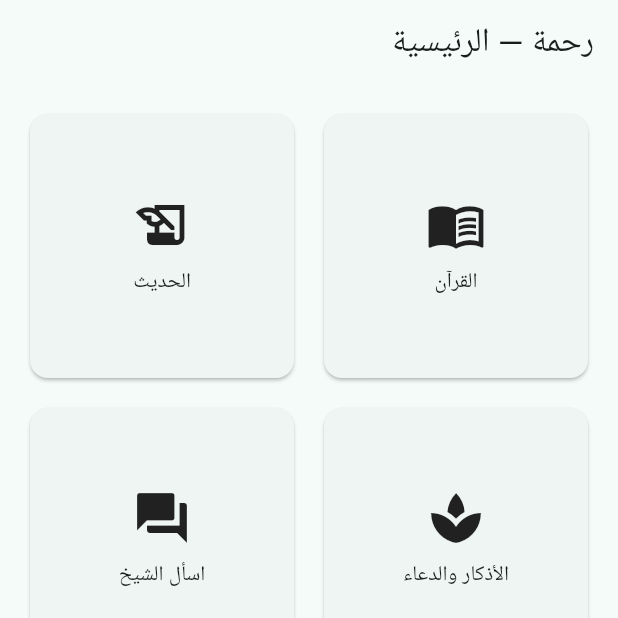
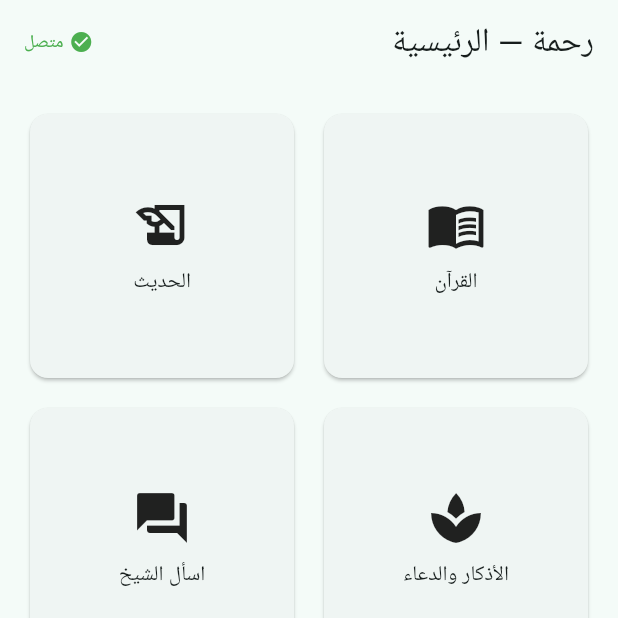
Before and after one commit to serverax/rahmah, a Flutter app: the screen it shows after launch, on a phone screen of 412 x 824 dp, the top half of it. Run offline on Flutter 3.47's test engine with Material 3 defaults, Android fonts, the phone set to English and light mode, and no system bars; our stand-ins replace sqflite; accounts and stored records are empty.

Commit message:
feat(sprint-89): implement mobile offline UI indicators

```diff
--- /dev/null
+++ b/apps/mobile/lib/nav/sync_status_indicator.dart
@@ -0,0 +1,65 @@
+import 'package:flutter/material.dart';
+
+/// Reusable indicator for data synchronization and offline state.
+///
+/// Arabic labels:
+///   - متصل (Online)
+///   - غير متصل - بيانات مخزنة (Offline - Cached Data)
+///   - جاري المزامنة... (Syncing...)
+class SyncStatusIndicator extends StatelessWidget {
+  const SyncStatusIndicator({
+    super.key,
+    required this.isOnline,
+    required this.isSyncing,
+  });
+
+  final bool isOnline;
+  final bool isSyncing;
+
+  @override
+  Widget build(BuildContext context) {
+    if (isSyncing) {
+      return const Row(
+        mainAxisSize: MainAxisSize.min,
+        children: [
+          SizedBox(
+            width: 12,
+            height: 12,
+            child: CircularProgressIndicator(strokeWidth: 2),
+          ),
+          SizedBox(width: 8),
+          Text(
+            'جاري المزامنة...',
+            style: TextStyle(fontSize: 12, color: Colors.blue),
+          ),
+        ],
+      );
+    }
+
+    if (!isOnline) {
+      return const Row(
+        mainAxisSize: MainAxisSize.min,
+        children: [
+          Icon(Icons.offline_bolt, size: 16, color: Colors.orange),
+          SizedBox(width: 4),
+          Text(
+            'غير متصل - بيانات مخزنة',
+            style: TextStyle(fontSize: 12, color: Colors.orange),
+          ),
+        ],
+      );
+    }
+
+    return const Row(
+      mainAxisSize: MainAxisSize.min,
+      children: [
+        Icon(Icons.check_circle, size: 16, color: Colors.green),
+        SizedBox(width: 4),
+        Text(
+          'متصل',
+          style: TextStyle(fontSize: 12, color: Colors.green),
+        ),
+      ],
+    );
+  }
+}
--- a/apps/mobile/lib/screens/home_screen.dart
+++ b/apps/mobile/lib/screens/home_screen.dart
@@ -1,4 +1,5 @@
 import 'package:flutter/material.dart';
+import '../nav/sync_status_indicator.dart';
 
 class _Tile {
   const _Tile(this.title, this.route, this.icon);
@@ -21,7 +22,15 @@ class HomeScreen extends StatelessWidget {
 
   @override
   Widget build(BuildContext context) => Scaffold(
-        appBar: AppBar(title: const Text('رحمة — الرئيسية')),
+        appBar: AppBar(
+          title: const Text('رحمة — الرئيسية'),
+          actions: const [
+            Padding(
+              padding: EdgeInsets.symmetric(horizontal: 16),
+              child: SyncStatusIndicator(isOnline: true, isSyncing: false),
+            ),
+          ],
+        ),
         body: GridView.builder(
           padding: const EdgeInsets.all(16),
           gridDelegate: const SliverGridDelegateWithFixedCrossAxisCount(
--- a/apps/mobile/lib/screens/quran_screen.dart
+++ b/apps/mobile/lib/screens/quran_screen.dart
@@ -1,12 +1,20 @@
 import 'package:flutter/material.dart';
-
+import '../nav/sync_status_indicator.dart';
 import '../config.dart';
 
 class QuranScreen extends StatelessWidget {
   const QuranScreen({super.key});
   @override
   Widget build(BuildContext context) => Scaffold(
-        appBar: AppBar(title: const Text('القرآن الكريم')),
+        appBar: AppBar(
+          title: const Text('القرآن الكريم'),
+          actions: const [
+            Padding(
+              padding: EdgeInsets.symmetric(horizontal: 16),
+              child: SyncStatusIndicator(isOnline: true, isSyncing: false),
+            ),
+          ],
+        ),
         body: Center(
           child: Padding(
             padding: const EdgeInsets.all(24),
```
Also changed, not shown: 1 other file.
